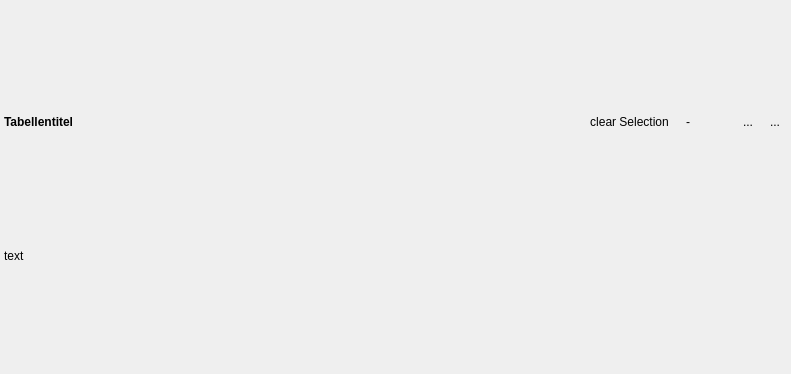
First picture: the form in core/data_view.ui, repository gidhoog/AlmGIS, before the edit.
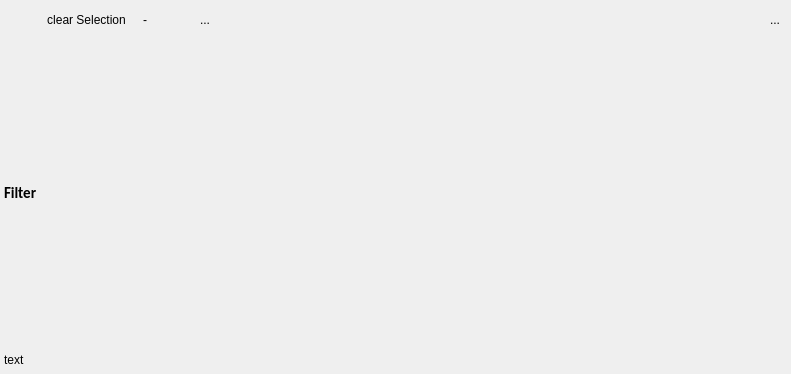
Second picture: the form after the edit. Icons and pictures are not drawn.

Commit message: verbessere den filter, v.a. bei mehreren anzuwendeten filter

The edit to the form file:
```diff
--- a/core/data_view.ui
+++ b/core/data_view.ui
@@ -45,19 +45,6 @@
        <property name="topMargin">
         <number>0</number>
        </property>
-       <item>
-        <widget class="QLabel" name="uiTitleLbl">
-         <property name="font">
-          <font>
-           <weight>75</weight>
-           <bold>true</bold>
-          </font>
-         </property>
-         <property name="text">
-          <string>Tabellentitel</string>
-         </property>
-        </widget>
-       </item>
        <item>
         <widget class="QToolButton" name="uiSelectAllTbtn">
          <property name="text">
@@ -206,6 +193,19 @@
          </property>
         </widget>
        </item>
+       <item>
+        <spacer name="horizontalSpacer">
+         <property name="orientation">
+          <enum>Qt::Horizontal</enum>
+         </property>
+         <property name="sizeHint" stdset="0">
+          <size>
+           <width>40</width>
+           <height>20</height>
+          </size>
+         </property>
+        </spacer>
+       </item>
        <item>
         <widget class="QToolButton" name="uiToolsTbtn">
          <property name="minimumSize">
@@ -272,16 +272,22 @@
           <number>0</number>
          </property>
          <item>
-          <layout class="QVBoxLayout" name="uiFilterVLay">
-           <property name="spacing">
-            <number>3</number>
-           </property>
-           <property name="leftMargin">
-            <number>0</number>
-           </property>
-           <property name="topMargin">
-            <number>0</number>
-           </property>
+          <layout class="QGridLayout" name="uiFilterGLay">
+           <item row="0" column="0">
+            <widget class="QLabel" name="uiFilterLbl">
+             <property name="font">
+              <font>
+               <family>Calibri</family>
+               <pointsize>11</pointsize>
+               <weight>75</weight>
+               <bold>true</bold>
+              </font>
+             </property>
+             <property name="text">
+              <string>Filter</string>
+             </property>
+            </widget>
+           </item>
           </layout>
          </item>
         </layout>
```
The commit also changes 6 other files.
